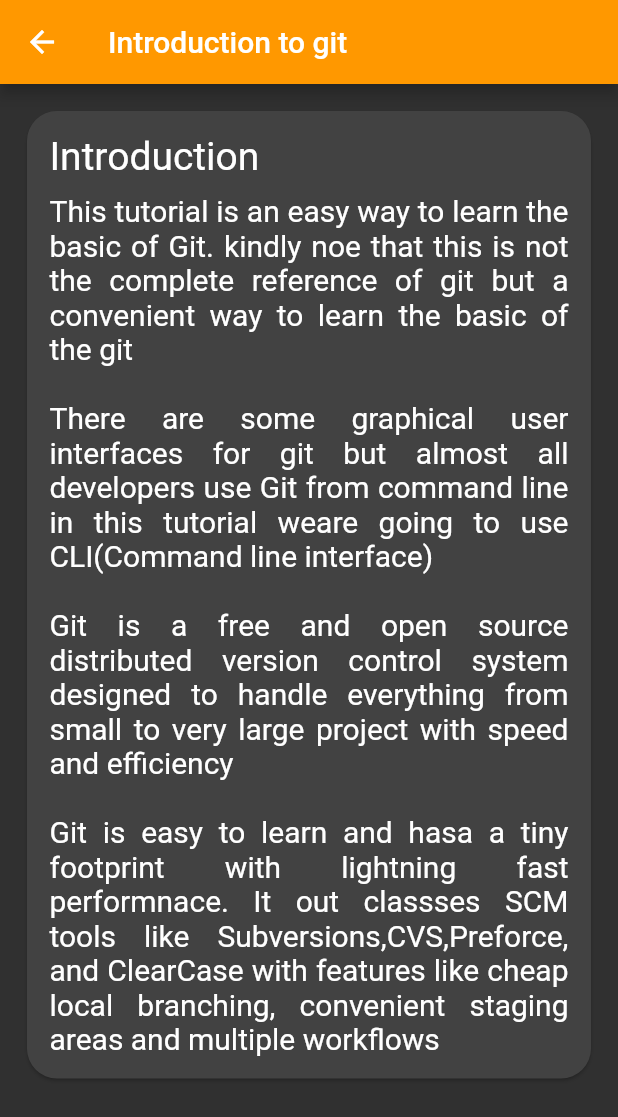
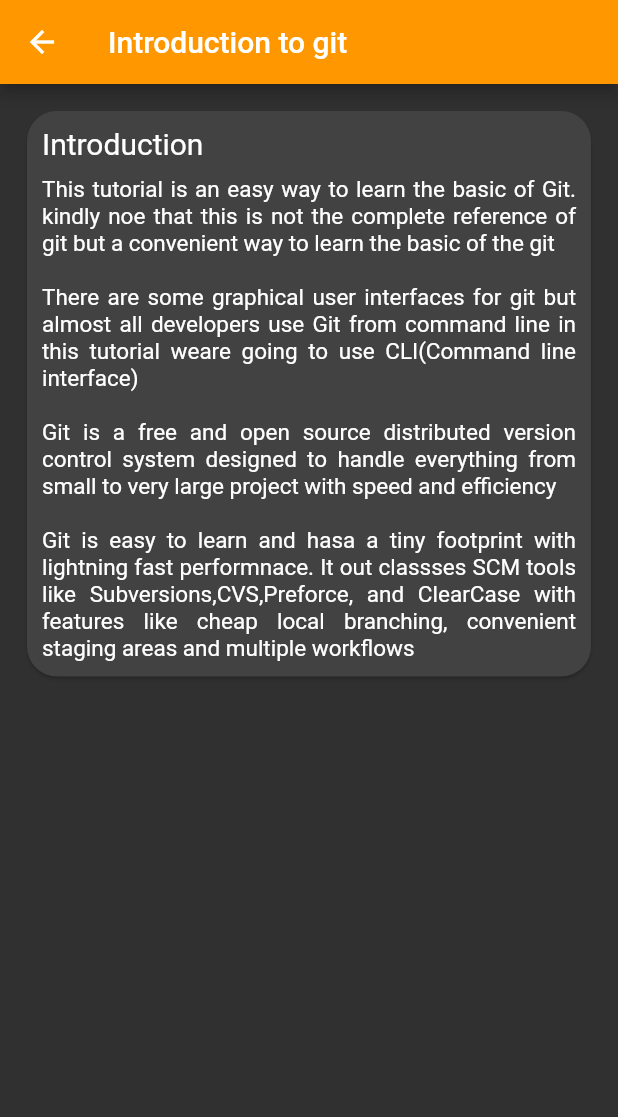
Before and after one commit to Bibhukiju/learnGit, a Flutter app: the screen it shows after launch, after a tap on "Introduction to git", on a phone screen of 412 x 824 dp. Shown: the top 1117 px of the screen. Run offline on Flutter 3.47's test engine with Material 2 defaults, Android fonts, the phone set to English and light mode, and no system bars.

Commit message:
page 3 is complete

```diff
--- a/easygit/lib/constants/constants.dart
+++ b/easygit/lib/constants/constants.dart
@@ -2,19 +2,74 @@ import 'package:easygit/models/canddescmodel.dart';
 
 List<List<CnDesc>> listPages = [
   [
+    // introduction page data
     CnDesc(
         command: "Introduction",
         desc:
             "This tutorial is an easy way to learn the basic of Git. kindly noe that this is not the complete reference of git but a convenient way to learn the basic of the git \n\nThere are some graphical user interfaces for git but almost all developers use Git from command line in this tutorial weare going to use CLI(Command line interface) \n\nGit is a free and open source distributed version control system designed to handle everything from small to very large project with speed and efficiency \n\nGit is easy to learn and hasa a tiny footprint with lightning fast performnace. It out classses SCM tools like Subversions,CVS,Preforce, and ClearCase with features like cheap local branching, convenient staging areas and multiple workflows"),
   ],
+  //create page data
   [
     CnDesc(
         command: "\$ git init",
         desc:
             "Create an new local repository\n\nThe git init command create new Git repository. It can be used to convert an existing, unversioned project to a git repository or initialize a new empty repository. Most other Git commands are not available outside of an initialized repository so this is usually first command you will run in a new project "),
-            CnDesc(
-             command: "\$ git clone <url>",
-             desc: "Clone an existing repository\n\ngit clone is a git comman line utilty which is used totarget an existing repository and create a clone or a copr of the target repository.Cloning a bare repository. using shallow options to partially clone repositories. Git URL syntax and supported protocols"
-            )
+    CnDesc(
+        command: "\$ git clone <url>",
+        desc:
+            "Clone an existing repository\n\ngit clone is a git comman line utilty which is used totarget an existing repository and create a clone or a copr of the target repository.Cloning a bare repository. using shallow options to partially clone repositories. Git URL syntax and supported protocols")
+  ],
+  //Local Changes
+  [
+    CnDesc(
+        command: "\$ git status ",
+        desc:
+            "changes files in your working directory.\n\nthe git status command displays the state of working diectory and the staging area. it lets you see which changes have been staged which haven't and files are not being tracked by Git. Status out pust doent show you any information regarding the commited project history"),
+    CnDesc(
+        command: "\$ git diff ",
+        desc:
+            "changes to tracked files\n\ngit diff is a multi-use Git command that when executed runs a diff function on git data sources. These data sources can be commits, branches, files and more . The git diff command is often used along with got status and git log to analyze the current state of a Git repo"),
+    CnDesc(
+        command: "\$ git diff <filename|filepath>",
+        desc:
+            "show or list our the changes of specific file as per comparison to previous commit"),
+    CnDesc(
+        command: "\$git add . | \$git add ..",
+        desc:
+            "Add all current changes to the next commit. \n\nThis command updates the index using the current content found in the working tree, to prepare the content staged for the next commit. It typically adds the current content of existing paths as whole, but with some options it can also be used to add content with only  part of the changes made to the working tree files applied, or remove paths that do not exist in the working tree any more \n\nThe \"index\" holds a snapshot of the content s of the next commit.Thus after making any changes to the working tree and before running the commit command, you must use add command to add any new or moified files to the index\n\nThis command can be performe multiple times before a commit.It only adds the content of the specied files a h the timeadd command is run, if yyou want subsequent changes included in the next comit, then you must run git add again to add the new content to the index\n\nThe git status command can be used to obtain a summary of which files have changed that are staged to the next commit\n\nThe git add command will not ignored files by default. if any ignored files were explicitly specified on the command line, git add will fall with a list of ignored files. Ignored filesreached by directory recursion of file name globbing performed by git(quote your globsbefore te shell) will be silently ignored. the git command can be used to add ignored files with the -f(force) option"),
+    CnDesc(
+        command: "\$ git add \'filename\'",
+        desc: "Add particular filechanges to the next commit"),
+    CnDesc(
+        command: "\$ git add  -p <file>",
+        desc: "Add some changesin <file> to the next commit"),
+    CnDesc(
+        command: "\$ git commit ",
+        desc:
+            "Commit previously staged changes\n\ngit commit. The commit command is used to save your changes to the local repository. Note that you have to explicitly tell Git which changes you want to include in a commit before runnig the git commit command. This means that a file won't be automatically included in the next commit just brcause it as changed"),
+    CnDesc(
+        command: "\$ git commit -m \"our commit message \"",
+        desc:
+            "Add commit message for staging files(for green coloured files) \n\n use the given <msg> as the commit message. If multiple -m optoons are given, thier values are concatenated as separate paragraphs.the - m option is mutually exclusive with -c, -C and -F"),
+    CnDesc(
+        command: "\$ git commit -a",
+        desc:
+            "Commit all local changes in tracked files. \n\n Tell the command to automatically staged filesthat have been modified and deleted, but new files you you have not told to git about are not affected"),
+    CnDesc(
+        command: "\$ git commit --amend",
+        desc:
+            "change the last commit or revert \n\nDon't amend publish commits."),
+    CnDesc(
+        command: "\$ git commit --ammend -m <msg>",
+        desc:
+            "Change the last commit or update the last commit message \n\n Don't ammend publish commits"),
+    CnDesc(
+        command: "\$ git commit --ammend --no-edit>",
+        desc:
+            "The --no-edit flag will allow you to make the ammendment to your commit without changing its commit message \n\n Don't ammend publish commits"),
+  ],
+  [
+    CnDesc(
+        command: "\$ git log", desc: "Show all commits, starting with newest ")
   ]
 ];
--- a/easygit/lib/models/canddescmodel.dart
+++ b/easygit/lib/models/canddescmodel.dart
@@ -1,5 +1,7 @@
+import 'package:flutter/cupertino.dart';
+
 class CnDesc {
   final String command;
   final String desc;
-  CnDesc({this.command, this.desc});
+  CnDesc({@required this.command, @required this.desc});
 }
--- a/easygit/lib/pages/details.dart
+++ b/easygit/lib/pages/details.dart
@@ -21,18 +21,19 @@ class _DetailsState extends State<Details> {
         padding: const EdgeInsets.all(14.0),
         child: ListView.builder(
           itemCount: a.length,
-          itemBuilder: (BuildContext context, int index) => Card(
-            shape:
-                RoundedRectangleBorder(borderRadius: BorderRadius.circular(20)),
-            child: Padding(
-              padding: const EdgeInsets.all(15.0),
+          itemBuilder: (BuildContext context, int index) => Column(
+            children: <Widget>[
+              Card(
+                shape: RoundedRectangleBorder(
+                    borderRadius: BorderRadius.circular(20)),
                 child: Container(
+                  padding: EdgeInsets.all(10),
                   child: Column(
-                  crossAxisAlignment: CrossAxisAlignment.start,
+                    crossAxisAlignment: CrossAxisAlignment.stretch,
                     children: <Widget>[
                       Text(
                         a.elementAt(index).command,
-                      style: TextStyle(fontSize: 26),
+                        style: TextStyle(fontSize: 20),
                       ),
                       SizedBox(
                         height: 10,
@@ -41,13 +42,17 @@ class _DetailsState extends State<Details> {
                         TextSpan(text: a.elementAt(index).desc),
                         textAlign: TextAlign.justify,
                         style: TextStyle(
-                        fontSize: 20,
+                          fontSize: 15,
                         ),
                       )
                     ],
                   ),
                 ),
               ),
+              SizedBox(
+                height: 10,
+              ),
+            ],
           ),
         ),
       ),
```
Lines whose indentation alone changed are shown as unchanged.
